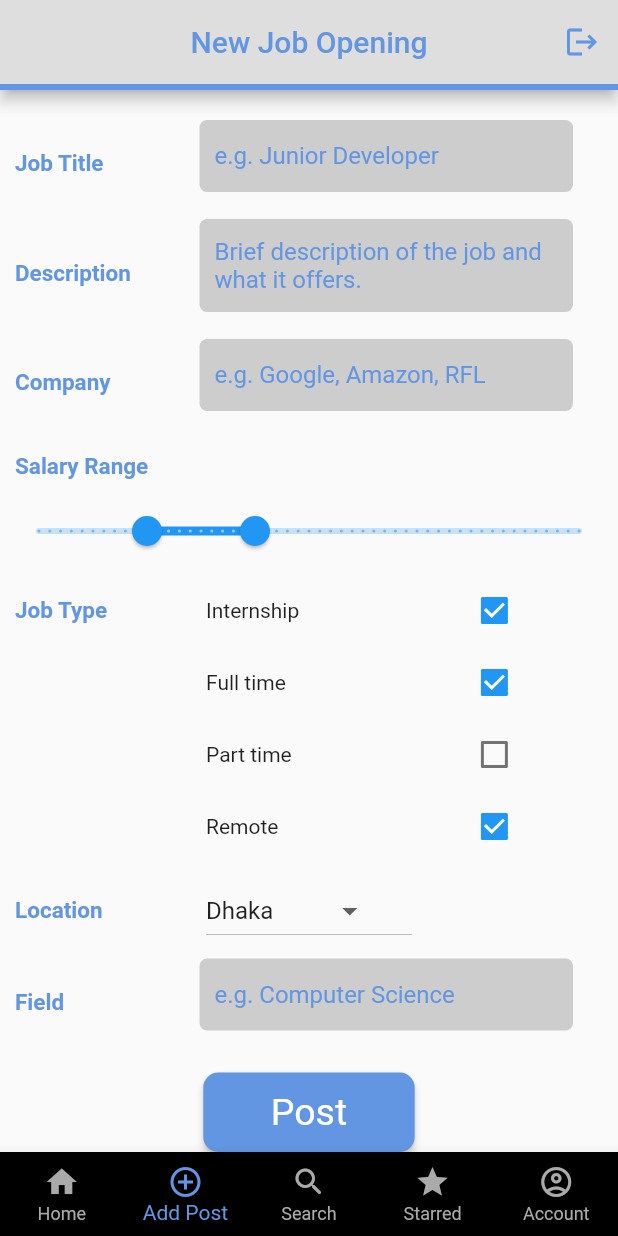
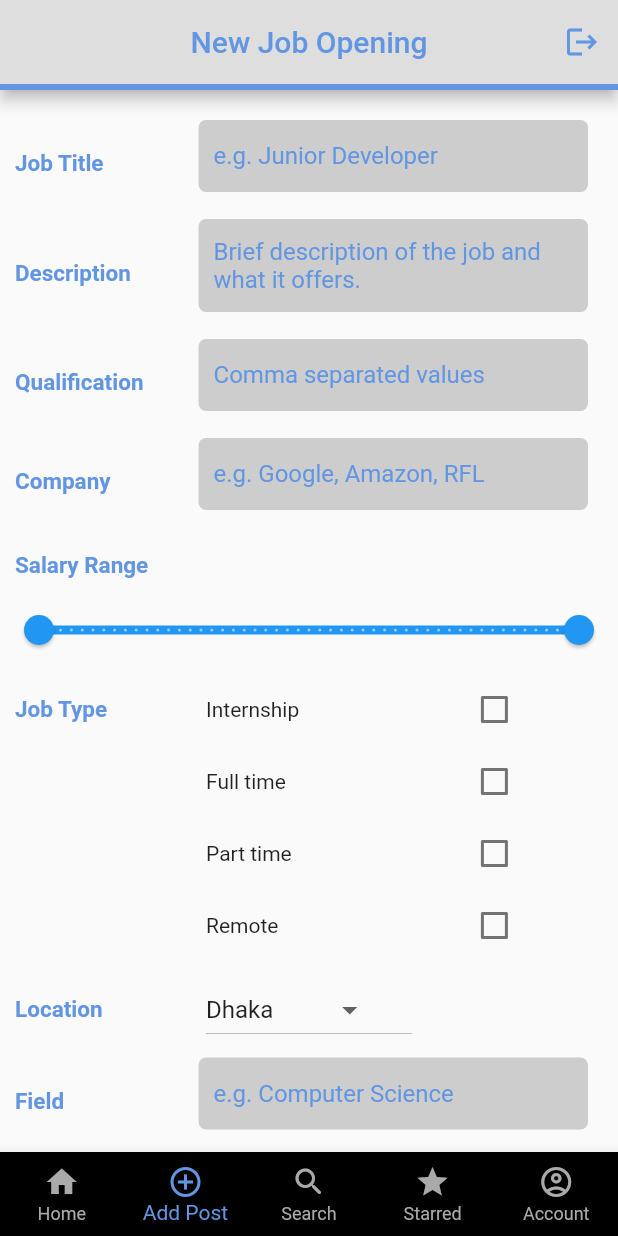
Before and after one commit to azwadkm22/JobDen, a Flutter app: the screen it shows once a user with an empty profile is signed in, item 2 of the bottom bar chosen, on a phone screen of 412 x 824 dp. Run offline on Flutter 3.47's test engine with Material 2 defaults, Android fonts, the phone set to English and light mode, and no system bars; our stand-ins replace cloud_firestore, firebase_auth, firebase_core, get; missing offline and left inert: open_mail_app; accounts and stored records are empty; network calls fail.

Commit message:
qualifications added

```diff
--- a/lib/controllers/auth_controller.dart
+++ b/lib/controllers/auth_controller.dart
@@ -29,6 +29,8 @@ class AuthController extends GetxController{
       );
     }
   }
+
+
 
   void login(String email, String password) async {
     try {
--- a/lib/views/add_jobpost/add_jobpost_screen.dart
+++ b/lib/views/add_jobpost/add_jobpost_screen.dart
@@ -14,20 +14,34 @@ class AddJobPostScreen extends StatefulWidget {
 
   @override
   _AddJobPostState createState() => _AddJobPostState();
+
+
+
+  // @override
+  // void initState() {
+  //   super.initState();
+  // }
 }
 
 class _AddJobPostState extends State<AddJobPostScreen> {
-  bool isInternship = true;
+  bool isInternship = false;
   bool isPartTime = false;
-  bool isRemote = true;
-  bool isFullTime = true;
+  bool isRemote = false;
+  bool isFullTime = false;
   String location = "Dhaka";
-  RangeValues salaryRange = const RangeValues(10000, 20000);
+  RangeValues salaryRange = const RangeValues(0, 50000);
   List<String> districts = ['Dhaka', 'Sylhet', 'Rajshahi', 'Chattagram', 'Khulna', 'Barishal', 'Rangpur'];
   TextEditingController fieldController = TextEditingController();
   TextEditingController jobTitleController = TextEditingController();
   TextEditingController descController = TextEditingController();
   TextEditingController companyController = TextEditingController();
+  TextEditingController qualificationController = TextEditingController();
+  List<String> qualificationsList = [];
+
+  @override
+  void initState() {
+    super.initState();
+  }
 
 
 
@@ -54,8 +68,8 @@ class _AddJobPostState extends State<AddJobPostScreen> {
             Row(
               mainAxisAlignment: MainAxisAlignment.center,
               children: [
-                Expanded(flex: 1, child: BoldText("Job Title")),
-                Expanded(flex: 3,child: CustomTextField(controller: jobTitleController, hintText: "e.g. Junior Developer",),),
+                Expanded(flex: 3, child: BoldText("Job Title")),
+                Expanded(flex: 8,child: CustomTextField(controller: jobTitleController, hintText: "e.g. Junior Developer",),),
               ],
             ),
 
@@ -64,8 +78,18 @@ class _AddJobPostState extends State<AddJobPostScreen> {
             Row(
               mainAxisAlignment: MainAxisAlignment.center,
               children: [
-                Expanded(flex: 1, child: BoldText("Description")),
-                Expanded(flex: 3,child: ExtendableTextField(controller: descController, hintText: "Brief description of the job and what it offers.",),),
+                Expanded(flex: 3, child: BoldText("Description")),
+                Expanded(flex: 8,child: ExtendableTextField(controller: descController, hintText: "Brief description of the job and what it offers.",),),
+              ],
+            ),
+
+            const SizedBox(height: 8),
+
+            Row(
+              mainAxisAlignment: MainAxisAlignment.center,
+              children: [
+                Expanded(flex: 3, child: BoldText("Qualification")),
+                Expanded(flex: 8,child: ExtendableTextField(controller: qualificationController, hintText: "Comma separated values",),),
               ],
             ),
 
@@ -73,8 +97,8 @@ class _AddJobPostState extends State<AddJobPostScreen> {
             Row(
               mainAxisAlignment: MainAxisAlignment.center,
               children: [
-                Expanded(flex: 1, child: BoldText("Company")),
-                Expanded(flex: 3,child: CustomTextField(controller: companyController, hintText: "e.g. Google, Amazon, RFL",),),
+                Expanded(flex: 3, child: BoldText("Company")),
+                Expanded(flex: 8,child: CustomTextField(controller: companyController, hintText: "e.g. Google, Amazon, RFL",),),
               ],
             ),
             const SizedBox(height: 8),
@@ -171,8 +195,8 @@ class _AddJobPostState extends State<AddJobPostScreen> {
             Row(
               mainAxisAlignment: MainAxisAlignment.center,
               children: [
-                Expanded(flex: 1, child: BoldText("Field")),
-                Expanded(flex: 3,child: CustomTextField(controller: fieldController, hintText: "e.g. Computer Science",),),
+                Expanded(flex: 3, child: BoldText("Field")),
+                Expanded(flex: 8,child: CustomTextField(controller: fieldController, hintText: "e.g. Computer Science",),),
               ],
             ),
 
@@ -185,7 +209,10 @@ class _AddJobPostState extends State<AddJobPostScreen> {
               if(isPartTime) jobTypeArray.add("Part Time");
               if(isFullTime) jobTypeArray.add("Full Time");
               if(isRemote) jobTypeArray.add("Remote");
-              jobPostController.addJobPost(jobTitleController.text, companyController.text, ["BA"], salaryRange.start.round(), salaryRange.end.round(), jobTypeArray, descController.text, location, fieldController.text);
+              List qualifications = qualificationController.text.split(",") ;
+              jobPostController.addJobPost(jobTitleController.text, companyController.text, qualifications, salaryRange.start.round(), salaryRange.end.round(), jobTypeArray, descController.text, location, fieldController.text);
+
+
             },),
 
             const SizedBox(height: 20),
--- a/lib/views/authentication/widgets/custom_text_field.dart
+++ b/lib/views/authentication/widgets/custom_text_field.dart
@@ -14,7 +14,7 @@ class CustomTextField extends Container {
   }) :
         super(key: key,
             padding: const EdgeInsets.only(left: 10, right: 10),
-            margin: smallMargin ? const EdgeInsets.all(0) : const EdgeInsets.fromLTRB(30, 0, 30, 10),
+            margin: smallMargin ? const EdgeInsets.all(0) : const EdgeInsets.fromLTRB(20, 0, 20, 10),
             decoration: BoxDecoration(
               color: const Color(0xffcdcdcd),
               borderRadius: BorderRadius.circular(5),
--- a/lib/views/common_widgets/ExtendableTextField.dart
+++ b/lib/views/common_widgets/ExtendableTextField.dart
@@ -22,7 +22,7 @@ class ExtendableTextField extends Container {
   }) :
         super(
         padding: const EdgeInsets.only(left: 10, right: 10),
-        margin: const EdgeInsets.fromLTRB(30, 0, 30, 10),
+        margin: const EdgeInsets.fromLTRB(20, 0, 20, 10),
         decoration: BoxDecoration(
           color: Color(0xffcdcdcd),
           borderRadius: BorderRadius.circular(5),
```
